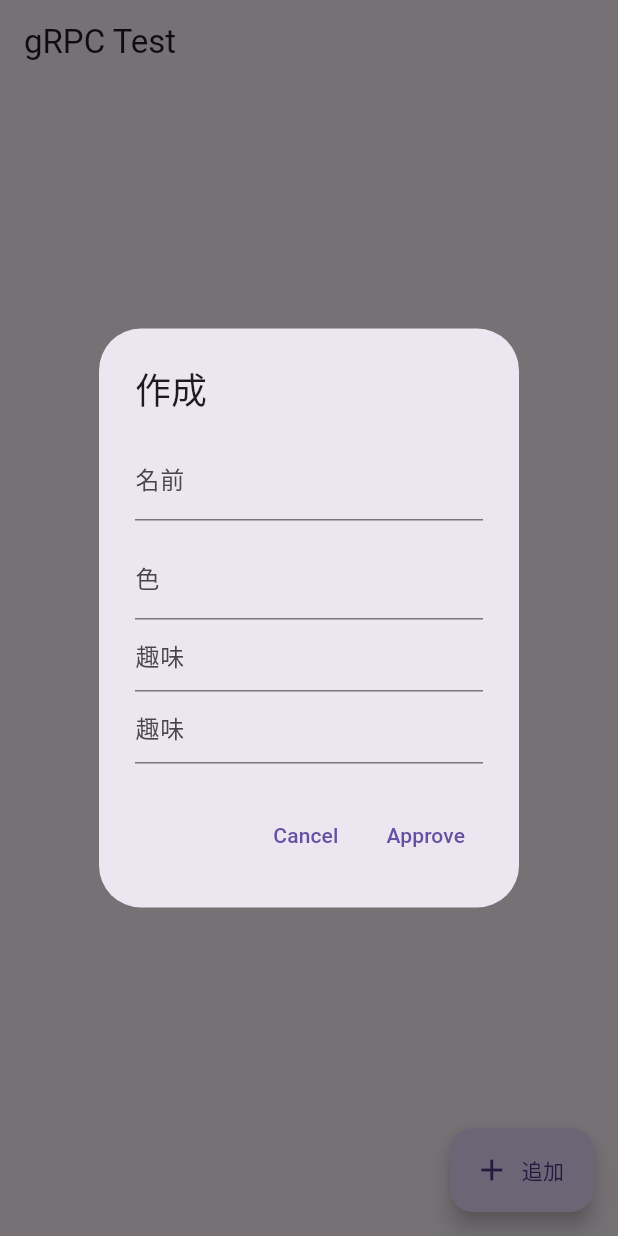
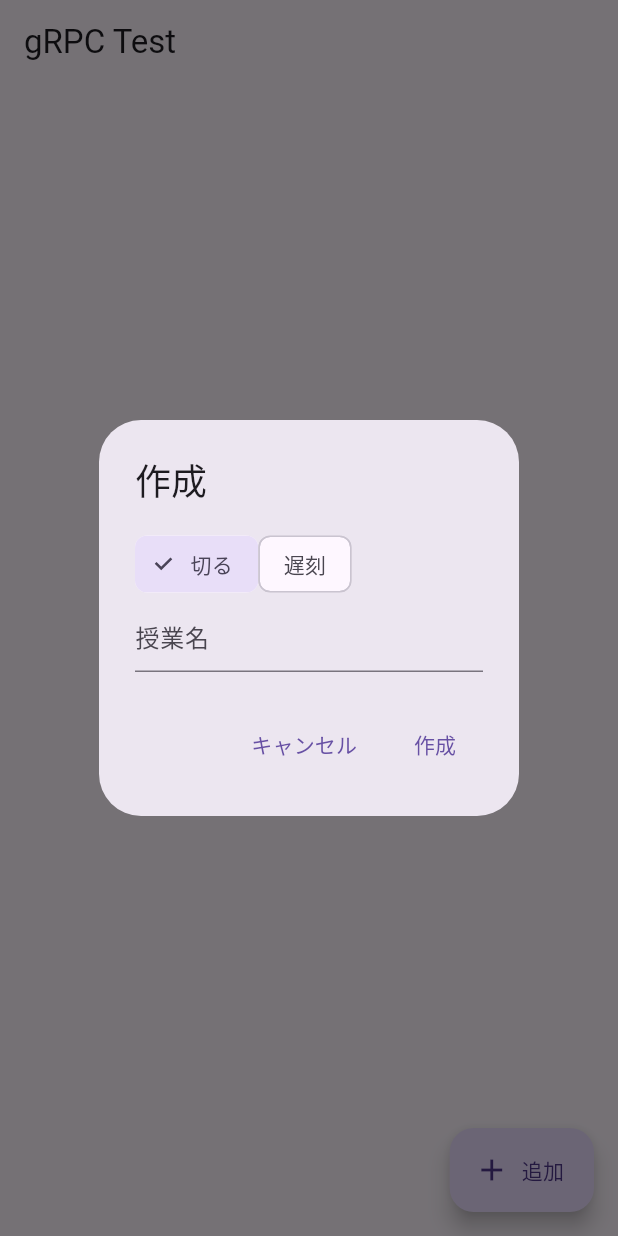
Before and after one commit to chako-mountain/kitta_frontend_flutter, a Flutter app: the screen it shows after launch, after a tap on "追加", on a phone screen of 412 x 824 dp. Run offline on Flutter 3.47's test engine with Material 3 defaults, Android fonts, the phone set to English and light mode, and no system bars; our stand-ins replace fixnum, shared_preferences; missing offline and left inert: grpc, protobuf.

Commit message:
cutlist制作選択画面

```diff
--- a/lib/main.dart
+++ b/lib/main.dart
@@ -36,6 +36,14 @@ class MyApp extends StatelessWidget {
   const MyApp({super.key});
 
   // final myController = TextEditingController();
+
+  final bool selectValue = false;
+
+  // Future<void> CreateCutList(cutList) async {
+  //   final client = GrpcClient();
+  //   await client.CreateCutList(cutList);
+  //   await client.shutdown();
+  // }
 
   Future<void> storeUuid(String uuid) async {
     final prefs = await SharedPreferences.getInstance();
@@ -96,42 +104,27 @@ class MyApp extends StatelessWidget {
             content: Column(
               mainAxisSize: MainAxisSize.min, // ダイアログの高さを最小に
               children: [
-                TextField(decoration: InputDecoration(labelText: "名前")),
-                SizedBox(height: 10), // 少しスペースを空ける
-                TextField(decoration: InputDecoration(labelText: "色")),
+                createCutList(),
                 TextField(
                   controller: myController1,
-                  decoration: InputDecoration(hintText: '趣味'),
+                  decoration: InputDecoration(hintText: '授業名'),
                 ),
-                TextField(
-                  controller: myController2,
-                  decoration: InputDecoration(hintText: '趣味'),
-                ),
-                // getText(),
               ],
             ),
 
-            // content: TextField(),
             actions: <Widget>[
               TextButton(
                 onPressed: () => Navigator.pop(context, 'Cancel'),
-                child: const Text('Cancel'),
+                child: const Text('キャンセル'),
               ),
               TextButton(
                 onPressed: () {
                   final inputText1 = myController1.text; // ← ここで値を取得
-                  final inputText2 = myController2.text; // ← ここで値を取得
                   print('Input Text: $inputText1');
-                  print('Input Text: $inputText2');
                   Navigator.of(context).pop(); // ダイアログを閉じる
-
                   cutList.name = inputText1;
-                  cutList.color = inputText2;
                 },
-                // print('Input Text: $inputText')},
-                child: const Text('Approve'),
-                // final inputText = myController.text;
-                // print('Input Text: $inputText')
+                child: const Text('作成'),
               ),
             ],
           ),
@@ -142,3 +135,64 @@ class MyApp extends StatelessWidget {
     );
   }
 }
+
+class createCutList extends StatefulWidget {
+  const createCutList({super.key});
+
+  @override
+  State<createCutList> createState() => _createCutListState();
+}
+
+class _createCutListState extends State<createCutList> {
+  int selectValueCut = 1; // ← 修正ポイント
+  int selectValueLate = 0; // ← 修正ポイント
+  String result = "";
+
+  @override
+  Widget build(BuildContext context) {
+    return Column(
+      crossAxisAlignment: CrossAxisAlignment.start,
+      children: [
+        Row(
+          children: [
+            ChoiceChip(
+              label: Text("切る"),
+              // isSelected: selectValueCut == 1,
+              selected: selectValueCut == 1,
+              onSelected: (bool isSelected) {
+                setState(() {
+                  selectValueCut = isSelected ? 1 : 0;
+                  result = selectValueCut.toString();
+                  if (isSelected) {
+                    selectValueLate = 0; // もう一方をオフにする
+                  }
+                });
+              },
+            ),
+            ChoiceChip(
+              label: Text("遅刻"),
+              selected: selectValueLate == 1,
+              onSelected: (bool isSelected) {
+                setState(() {
+                  selectValueLate = isSelected ? 1 : 0;
+                  result = selectValueLate.toString();
+                  if (isSelected) {
+                    selectValueCut = 0; // もう一方をオフにする
+                  }
+                  TextField();
+                });
+              },
+            ),
+          ],
+        ),
+        // TextField(
+        //   decoration: InputDecoration(
+        //     labelText: "遅刻の理由",
+        //     border: OutlineInputBorder(),
+        //   ),
+        // ),
+        // Text("選択中: $result"),
+      ],
+    );
+  }
+}
```
Also changed, not shown: lib/grpc/grpc_client.dart (+14 -0 lines).
